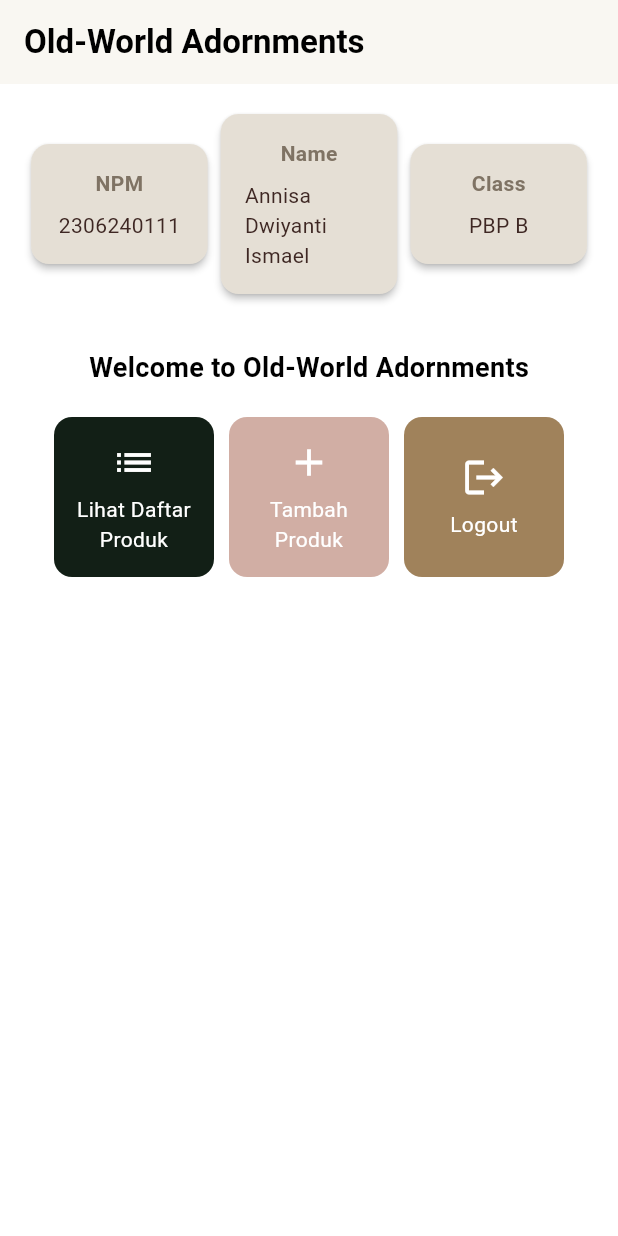
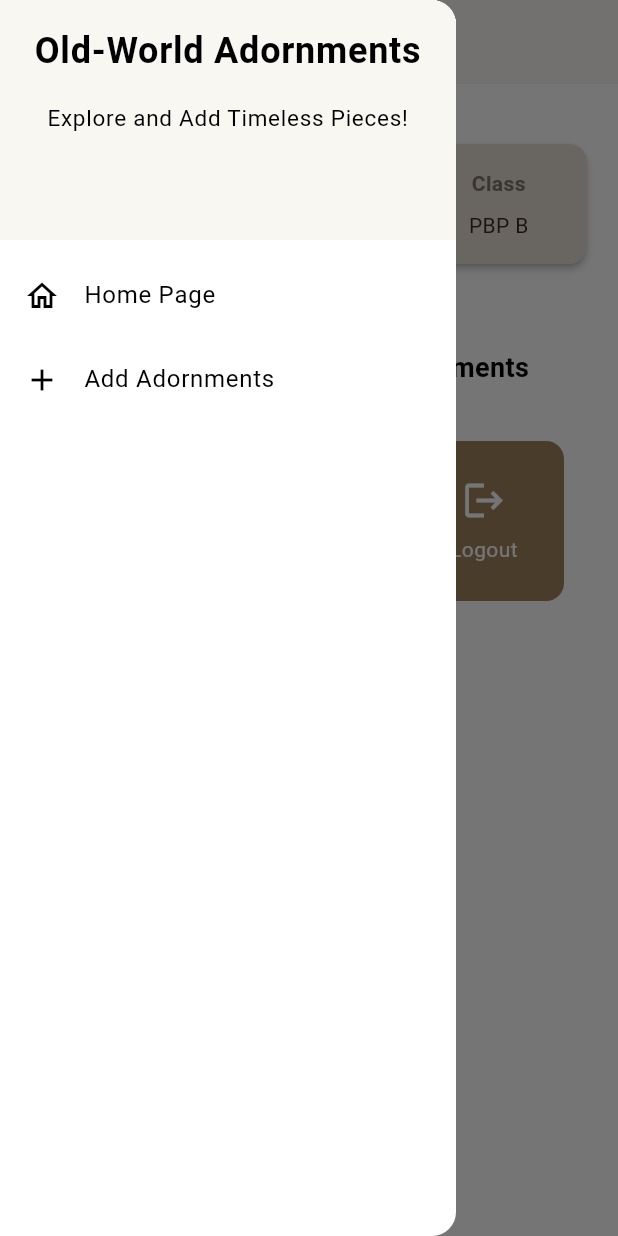
Before and after one commit to annisadwiyanti/old-world-adornments-mobile, a Flutter app: the screen it shows after launch, with the side drawer open (before the commit the screen has no drawer), on a phone screen of 412 x 824 dp. Run offline on Flutter 3.47's test engine with Material 3 defaults, Android fonts, the light colour scheme and no system bars.

Commit message:
progres tugas 8

```diff
--- a/lib/main.dart
+++ b/lib/main.dart
@@ -1,5 +1,5 @@
 import 'package:flutter/material.dart';
-import 'package:old_world_adornments/menu.dart';
+import 'package:old_world_adornments/screens/menu.dart';
 
 void main() {
   runApp(const MyApp());
--- a/lib/menu.dart
+++ /dev/null
@@ -1,169 +0,0 @@
-import 'package:flutter/material.dart';
-
-class MyHomePage extends StatelessWidget {
-  final String npm = '2306240111';
-  final String name = 'Annisa Dwiyanti Ismael';
-  final String className = 'PBP B';
-
-  final List<ItemHomepage> items = [
-    ItemHomepage("Lihat Daftar Produk", Icons.list, const Color(0xFF121F16)),
-    ItemHomepage("Tambah Produk", Icons.add, const Color(0xFFD1AEA4)),
-    ItemHomepage("Logout", Icons.logout, const Color(0xFFA0825B)),
-  ];
-
-  MyHomePage({super.key});
-
-  @override
-  Widget build(BuildContext context) {
-    return Scaffold(
-      appBar: AppBar(
-        title: const Text(
-          'Old-World Adornments',
-          style: TextStyle(
-            color: Color.fromARGB(255, 0, 0, 0),
-            fontWeight: FontWeight.bold,
-          ),
-        ),
-        backgroundColor: Theme.of(context).colorScheme.primary,
-      ),
-      body: SingleChildScrollView(
-        child: Padding(
-          padding: const EdgeInsets.all(16.0),
-          child: Column(
-            crossAxisAlignment: CrossAxisAlignment.center,
-            children: [
-              Row(
-                mainAxisAlignment: MainAxisAlignment.spaceEvenly,
-                children: [
-                  InfoCard(title: 'NPM', content: npm),
-                  InfoCard(title: 'Name', content: name),
-                  InfoCard(title: 'Class', content: className),
-                ],
-              ),
-              const SizedBox(height: 16.0),
-              Center(
-                child: Column(
-                  children: [
-                    const Padding(
-                      padding: EdgeInsets.only(top: 16.0),
-                      child: Text(
-                        'Welcome to Old-World Adornments',
-                        style: TextStyle(
-                          fontWeight: FontWeight.bold,
-                          fontSize: 18.0,
-                        ),
-                      ),
-                    ),
-                    GridView.count(
-                      primary: false,
-                      padding: const EdgeInsets.all(20),
-                      crossAxisSpacing: 10,
-                      mainAxisSpacing: 10,
-                      crossAxisCount: 3,
-                      shrinkWrap: true, // Membuat GridView menyesuaikan tinggi kontennya
-                      children: items.map((ItemHomepage item) {
-                        return ItemCard(item);
-                      }).toList(),
-                    ),
-                  ],
-                ),
-              ),
-            ],
-          ),
-        ),
-      ),
-    );
-  }
-}
-
-class InfoCard extends StatelessWidget {
-  final String title;
-  final String content;
-
-  const InfoCard({super.key, required this.title, required this.content});
-
-  @override
-  Widget build(BuildContext context) {
-    return Card(
-      elevation: 2.0,
-      color: const Color.fromARGB(255, 229, 223, 213), // Warna latar belakang kartu
-      shape: RoundedRectangleBorder(
-        borderRadius: BorderRadius.circular(12), // Membuat sudut membulat
-      ),
-      child: Container(
-        width: MediaQuery.of(context).size.width / 3.5,
-        padding: const EdgeInsets.all(16.0),
-        child: Column(
-          children: [
-            Text(
-              title,
-              style: const TextStyle(
-                fontWeight: FontWeight.bold,
-                color: (Color(0xFF7F7364)), // Warna teks judul
-              ),
-            ),
-            const SizedBox(height: 8.0),
-            Text(
-              content,
-              style: const TextStyle(
-                color: Color(0xFF3E2723), // Warna teks isi kartu
-              ),
-            ),
-          ],
-        ),
-      ),
-    );
-  }
-}
-
-class ItemHomepage {
-  final String name;
-  final IconData icon;
-  final Color color;
-
-  ItemHomepage(this.name, this.icon, this.color);
-}
-
-class ItemCard extends StatelessWidget {
-  final ItemHomepage item;
-
-  const ItemCard(this.item, {super.key});
-
-  @override
-  Widget build(BuildContext context) {
-    return Material(
-      color: item.color,
-      borderRadius: BorderRadius.circular(12),
-      child: InkWell(
-        onTap: () {
-          ScaffoldMessenger.of(context)
-            ..hideCurrentSnackBar()
-            ..showSnackBar(
-              SnackBar(content: Text("Kamu telah menekan tombol ${item.name}!"))
-            );
-        },
-        child: Container(
-          padding: const EdgeInsets.all(8),
-          child: Center(
-            child: Column(
-              mainAxisAlignment: MainAxisAlignment.center,
-              children: [
-                Icon(
-                  item.icon,
-                  color: Colors.white,
-                  size: 30.0,
-                ),
-                const Padding(padding: EdgeInsets.all(3)),
-                Text(
-                  item.name,
-                  textAlign: TextAlign.center,
-                  style: const TextStyle(color: Colors.white),
-                ),
-              ],
-            ),
-          ),
-        ),
-      ),
-    );
-  }
-}
--- /dev/null
+++ b/lib/screens/menu.dart
@@ -0,0 +1,115 @@
+import 'package:flutter/material.dart';
+import 'package:old_world_adornments/widgets/left_drawer.dart';
+import 'package:old_world_adornments/widgets/adornments_card.dart';
+
+class MyHomePage extends StatelessWidget {
+  final String npm = '2306240111';
+  final String name = 'Annisa Dwiyanti Ismael';
+  final String className = 'PBP B';
+
+  // Daftar item dengan warna khusus untuk setiap tombol
+  final List<AdornmentsHomepageItem> items = [
+    AdornmentsHomepageItem("View Adornments List", Icons.list, const Color(0xFF121F16)),
+    AdornmentsHomepageItem("Add Adornments", Icons.add, const Color(0xFFD1AEA4)),
+    AdornmentsHomepageItem("Logout", Icons.logout, const Color(0xFFA0825B)),
+  ];
+
+  MyHomePage({super.key});
+
+  @override
+  Widget build(BuildContext context) {
+    return Scaffold(
+      appBar: AppBar(
+        iconTheme: const IconThemeData(color: Colors.black),
+        title: const Text(
+          'Old-World Adornments',
+          style: TextStyle(
+            color: Colors.black,
+            fontWeight: FontWeight.bold,
+          ),
+        ),
+        backgroundColor: Theme.of(context).colorScheme.primary,
+      ),
+      drawer: const LeftDrawer(),
+      body: Padding(
+        padding: const EdgeInsets.all(16.0),
+        child: Column(
+          crossAxisAlignment: CrossAxisAlignment.center,
+          children: [
+            Row(
+              mainAxisAlignment: MainAxisAlignment.spaceEvenly,
+              children: [
+                InfoCard(title: 'NPM', content: npm),
+                InfoCard(title: 'Name', content: name),
+                InfoCard(title: 'Class', content: className),
+              ],
+            ),
+            const SizedBox(height: 16.0),
+            const Padding(
+              padding: EdgeInsets.only(top: 16.0),
+              child: Text(
+                'Welcome to Old-World Adornments',
+                style: TextStyle(
+                  fontWeight: FontWeight.bold,
+                  fontSize: 18.0,
+                ),
+              ),
+            ),
+            const SizedBox(height: 16.0),
+            Expanded( // Menggunakan Expanded agar GridView mengisi ruang kosong
+              child: GridView.count(
+                padding: const EdgeInsets.all(20),
+                crossAxisSpacing: 10,
+                mainAxisSpacing: 10,
+                crossAxisCount: 3,
+                children: items.map((item) {
+                  return AdornmentsCard(item);
+                }).toList(),
+              ),
+            ),
+          ],
+        ),
+      ),
+    );
+  }
+}
+
+class InfoCard extends StatelessWidget {
+  final String title;
+  final String content;
+
+  const InfoCard({super.key, required this.title, required this.content});
+
+  @override
+  Widget build(BuildContext context) {
+    return Card(
+      elevation: 2.0,
+      color: const Color.fromARGB(255, 229, 223, 213), // Warna latar belakang kartu
+      shape: RoundedRectangleBorder(
+        borderRadius: BorderRadius.circular(12), // Membuat sudut membulat
+      ),
+      child: Container(
+        width: MediaQuery.of(context).size.width / 3.5,
+        padding: const EdgeInsets.all(16.0),
+        child: Column(
+          children: [
+            Text(
+              title,
+              style: const TextStyle(
+                fontWeight: FontWeight.bold,
+                color: Color(0xFF7F7364), // Warna teks judul
+              ),
+            ),
+            const SizedBox(height: 8.0),
+            Text(
+              content,
+              style: const TextStyle(
+                color: Color(0xFF3E2723), // Warna teks isi kartu
+              ),
+            ),
+          ],
+        ),
+      ),
+    );
+  }
+}
--- /dev/null
+++ b/lib/widgets/adornments_card.dart
@@ -0,0 +1,64 @@
+import 'package:flutter/material.dart';
+import 'package:old_world_adornments/screens/adornmentsentry_form.dart';
+
+class AdornmentsHomepageItem {
+  final String name;
+  final IconData icon;
+  final Color color;
+
+  AdornmentsHomepageItem(this.name, this.icon, this.color);
+}
+
+class AdornmentsCard extends StatelessWidget {
+  final AdornmentsHomepageItem item;
+
+  const AdornmentsCard(this.item, {super.key});
+
+  @override
+  Widget build(BuildContext context) {
+    return Material(
+      color: item.color, // Menggunakan warna item yang ditentukan
+      borderRadius: BorderRadius.circular(12),
+      child: InkWell(
+        onTap: () {
+          ScaffoldMessenger.of(context)
+            ..hideCurrentSnackBar()
+            ..showSnackBar(
+              SnackBar(content: Text("You tapped ${item.name}!")),
+            );
+
+          // Pastikan nama item sesuai dengan nama dalam daftar item
+          if (item.name == "Tambah Produk" || item.name == "Add Product" || item.name == "Add Adornments") {
+            Navigator.push(
+              context,
+              MaterialPageRoute(
+                builder: (context) => const AdornmentsEntryFormPage(),
+              ),
+            );
+          }
+        },
+        child: Container(
+          padding: const EdgeInsets.all(8),
+          child: Center(
+            child: Column(
+              mainAxisAlignment: MainAxisAlignment.center,
+              children: [
+                Icon(
+                  item.icon,
+                  color: Colors.white,
+                  size: 30.0,
+                ),
+                const SizedBox(height: 8),
+                Text(
+                  item.name,
+                  textAlign: TextAlign.center,
+                  style: const TextStyle(color: Colors.white),
+                ),
+              ],
+            ),
+          ),
+        ),
+      ),
+    );
+  }
+}
--- /dev/null
+++ b/lib/widgets/left_drawer.dart
@@ -0,0 +1,68 @@
+import 'package:flutter/material.dart';
+import 'package:old_world_adornments/screens/menu.dart';
+import 'package:old_world_adornments/screens/adornmentsentry_form.dart';
+
+class LeftDrawer extends StatelessWidget {
+  const LeftDrawer({super.key});
+
+  @override
+  Widget build(BuildContext context) {
+    return Drawer(
+      child: ListView(
+        children: [
+          DrawerHeader(
+            decoration: BoxDecoration(
+              color: Theme.of(context).colorScheme.primary,
+            ),
+            child: const Column(
+              children: [
+                Text(
+                  'Old-World Adornments',
+                  textAlign: TextAlign.center,
+                  style: TextStyle(
+                    fontSize: 24,
+                    fontWeight: FontWeight.bold,
+                    color: Color.fromARGB(255, 0, 0, 0),
+                  ),
+                ),
+                Padding(padding: EdgeInsets.all(8)),
+                Text(
+                  "Explore and Add Timeless Pieces!",
+                  textAlign: TextAlign.center,
+                  style: TextStyle(
+                    fontSize: 15,
+                    color: Color.fromARGB(255, 0, 0, 0),
+                  ),
+                ),
+              ],
+            ),
+          ),
+          ListTile(
+            leading: const Icon(Icons.home_outlined),
+            title: const Text('Home Page'),
+            onTap: () {
+              Navigator.pushReplacement(
+                context,
+                MaterialPageRoute(
+                  builder: (context) => MyHomePage(), // Pastikan MyHomePage didefinisikan
+                ),
+              );
+            },
+          ),
+          ListTile(
+            leading: const Icon(Icons.add),
+            title: const Text('Add Adornments'),
+            onTap: () {
+              Navigator.push(
+                context,
+                MaterialPageRoute(
+                  builder: (context) => const AdornmentsEntryFormPage(),
+                ),
+              );
+            },
+          ),
+        ],
+      ),
+    );
+  }
+}
```
Also changed, not shown: lib/screens/adornmentsentry_form.dart (added, +212 -0 lines), 1 other file.
